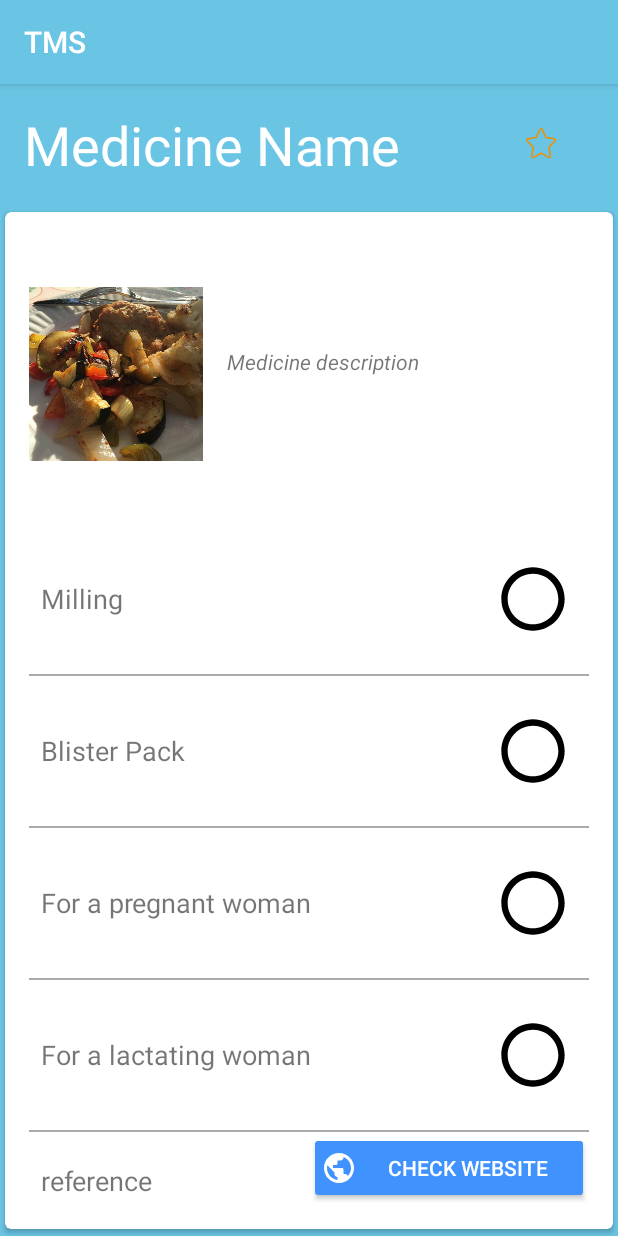
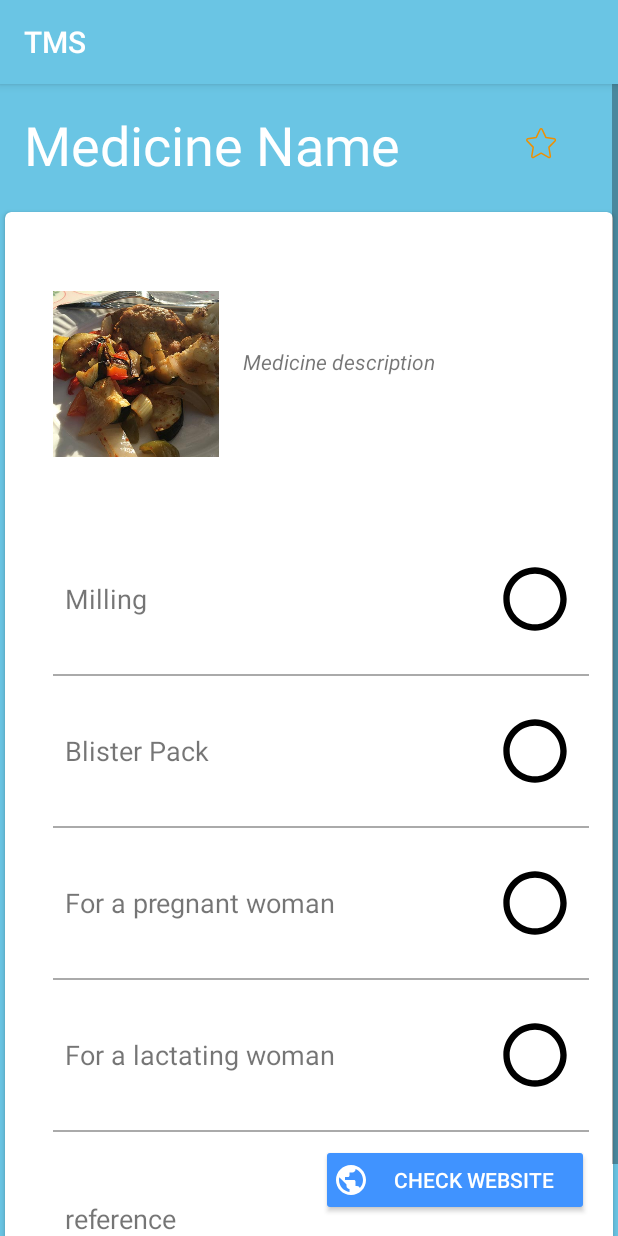
Before and after one commit to saeko0032/TMSApplication, an Android app: the MedicineDetailActivity screen opened directly, with no data from a screen before it, on a phone screen of 412 x 824 dp. Run offline under Robolectric (Android 15) with nearby library versions, the phone set to English and light mode, and no system bars; 9 statements that could not run were skipped.

Commit message:
change detailview design

```diff
--- a/app/src/main/res/layout/detail_view.xml
+++ b/app/src/main/res/layout/detail_view.xml
@@ -3,7 +3,11 @@
     xmlns:app="http://schemas.android.com/apk/res-auto"
     android:layout_width="match_parent"
     android:layout_height="match_parent"
+    android:background="#6AC5E4"
     android:id="@+id/detail_frame">
+    <ScrollView
+        android:layout_width="match_parent"
+        android:layout_height="wrap_content">
     <LinearLayout
         android:id="@+id/detail_view"
         android:layout_width="match_parent"
@@ -14,6 +18,7 @@
             android:layout_width="match_parent"
             android:layout_height="wrap_content"
             android:orientation="horizontal">
+
             <TextView
                 android:id="@+id/medicine_name"
                 android:layout_width="0sp"
@@ -47,6 +52,8 @@
             card_view:cardCornerRadius="4dp">
 
             <LinearLayout
+                android:paddingLeft="16dp"
+                android:background="#FFFFFF"
                 android:layout_width="match_parent"
                 android:layout_height="match_parent"
                 android:orientation="vertical">
@@ -192,6 +199,8 @@
                     android:layout_height="1dp"
                     android:background="@android:color/darker_gray"/>
                 <LinearLayout
+                    android:paddingTop="8dp"
+                    android:paddingBottom="8dp"
                     android:layout_width="match_parent"
                     android:layout_height="wrap_content">
                     <TextView
@@ -216,6 +225,6 @@
             </LinearLayout>
 
         </android.support.v7.widget.CardView>
-
     </LinearLayout>
+</ScrollView>
 </FrameLayout>
```
